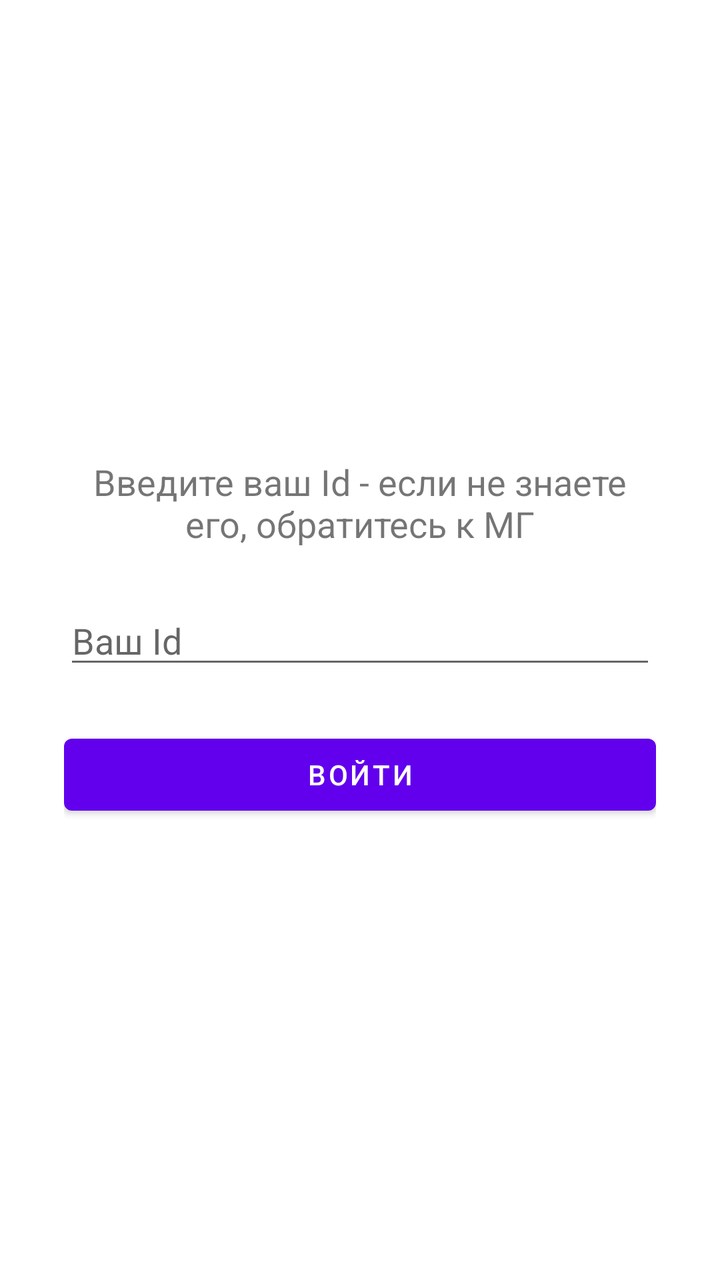
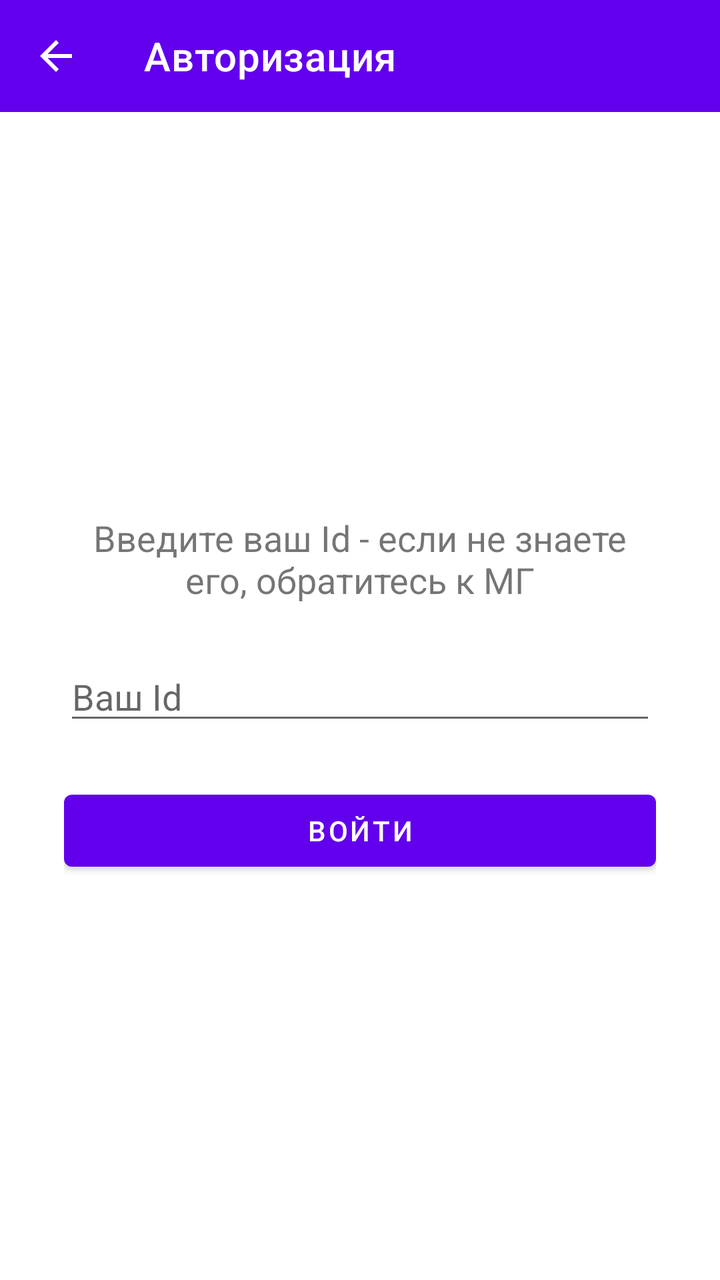

Compare the two renders of this Android layout. The source of the first and the diff that turns it into the second are given below.
<!-- AndroidManifest.xml: application theme Theme.Shift -->
<!-- res/layout/activity_auth.xml -->
<?xml version="1.0" encoding="utf-8"?>
<LinearLayout xmlns:android="http://schemas.android.com/apk/res/android"
    android:layout_width="match_parent"
    android:layout_height="match_parent"
    android:orientation="vertical"
    android:gravity="center"
    android:padding="32dp">

    <TextView
        android:id="@+id/textViewAuthTitle"
        android:layout_width="wrap_content"
        android:layout_height="wrap_content"
        android:text="Введите ваш Id - если не знаете его, обратитесь к МГ"
        android:textSize="18sp"
        android:textAlignment="center"
        android:layout_marginBottom="24dp"/>

    <EditText
        android:id="@+id/editTextUserId"
        android:layout_width="match_parent"
        android:layout_height="wrap_content"
        android:hint="Ваш Id"
        android:inputType="text"
        android:layout_marginBottom="24dp"/>

    <Button
        android:id="@+id/buttonLogin"
        android:layout_width="match_parent"
        android:layout_height="wrap_content"
        android:text="Войти"/>

</LinearLayout>
<!-- resources referenced by this layout -->
<resources>
  <style name="Theme.Shift" parent="Theme.MaterialComponents.DayNight.NoActionBar">
          
          <item name="colorPrimary">@color/purple_500</item>
          <item name="colorPrimaryVariant">@color/purple_700</item>
          <item name="colorOnPrimary">@color/white</item>
          
          <item name="colorSecondary">@color/teal_200</item>
          <item name="colorSecondaryVariant">@color/teal_700</item>
          <item name="colorOnSecondary">@color/black</item>
          
          <item name="android:statusBarColor">?attr/colorPrimaryVariant</item>
          
      </style>
  <color name="purple_500">#FF6200EE</color>
  <color name="purple_700">#FF3700B3</color>
  <color name="white">#FFFFFFFF</color>
  <color name="teal_200">#FF03DAC5</color>
  <color name="teal_700">#FF018786</color>
  <color name="black">#FF000000</color>
</resources>

<!-- the commit's change to res/layout/activity_auth.xml (unified diff, before → after) -->
@@ -1,32 +1,49 @@
 <?xml version="1.0" encoding="utf-8"?>
 <LinearLayout xmlns:android="http://schemas.android.com/apk/res/android"
+    xmlns:app="http://schemas.android.com/apk/res-auto"
     android:layout_width="match_parent"
     android:layout_height="match_parent"
-    android:orientation="vertical"
-    android:gravity="center"
-    android:padding="32dp">
+    android:orientation="vertical">
 
-    <TextView
-        android:id="@+id/textViewAuthTitle"
-        android:layout_width="wrap_content"
-        android:layout_height="wrap_content"
-        android:text="Введите ваш Id - если не знаете его, обратитесь к МГ"
-        android:textSize="18sp"
-        android:textAlignment="center"
-        android:layout_marginBottom="24dp"/>
-
-    <EditText
-        android:id="@+id/editTextUserId"
+    <com.google.android.material.appbar.MaterialToolbar
+        android:id="@+id/toolbar"
         android:layout_width="match_parent"
         android:layout_height="wrap_content"
-        android:hint="Ваш Id"
-        android:inputType="text"
-        android:layout_marginBottom="24dp"/>
+        android:background="?attr/colorPrimary"
+        android:theme="@style/ThemeOverlay.Material3.Dark.ActionBar"
+        app:title="Авторизация"
+        app:navigationIcon="@drawable/ic_arrow_back_24" />
 
-    <Button
-        android:id="@+id/buttonLogin"
+    <LinearLayout
         android:layout_width="match_parent"
-        android:layout_height="wrap_content"
-        android:text="Войти"/>
+        android:layout_height="0dp"
+        android:layout_weight="1"
+        android:orientation="vertical"
+        android:gravity="center"
+        android:padding="32dp">
 
+        <TextView
+            android:id="@+id/textViewAuthTitle"
+            android:layout_width="wrap_content"
+            android:layout_height="wrap_content"
+            android:text="Введите ваш Id - если не знаете его, обратитесь к МГ"
+            android:textSize="18sp"
+            android:textAlignment="center"
+            android:layout_marginBottom="24dp"/>
+
+        <EditText
+            android:id="@+id/editTextUserId"
+            android:layout_width="match_parent"
+            android:layout_height="wrap_content"
+            android:hint="Ваш Id"
+            android:inputType="text"
+            android:layout_marginBottom="24dp"/>
+
+        <Button
+            android:id="@+id/buttonLogin"
+            android:layout_width="match_parent"
+            android:layout_height="wrap_content"
+            android:text="Войти"/>
+
+    </LinearLayout>
 </LinearLayout>
<!-- resource entries referenced after the edit -->
@@ -1,5 +1,16 @@
 <!-- resources referenced by this layout -->
 <resources>
+  <!-- drawable ic_arrow_back_24 (drawable) -->
+  <?xml version="1.0" encoding="utf-8"?>
+  <vector xmlns:android="http://schemas.android.com/apk/res/android"
+      android:width="24dp"
+      android:height="24dp"
+      android:viewportWidth="24"
+      android:viewportHeight="24">
+      <path
+          android:fillColor="#FFFFFF"
+          android:pathData="M20,11H7.83l5.59-5.59L12,4l-8,8 8,8 1.41-1.41L7.83,13H20v-2z"/>
+  </vector>
   <style name="Theme.Shift" parent="Theme.MaterialComponents.DayNight.NoActionBar">
           
           <item name="colorPrimary">@color/purple_500</item>
